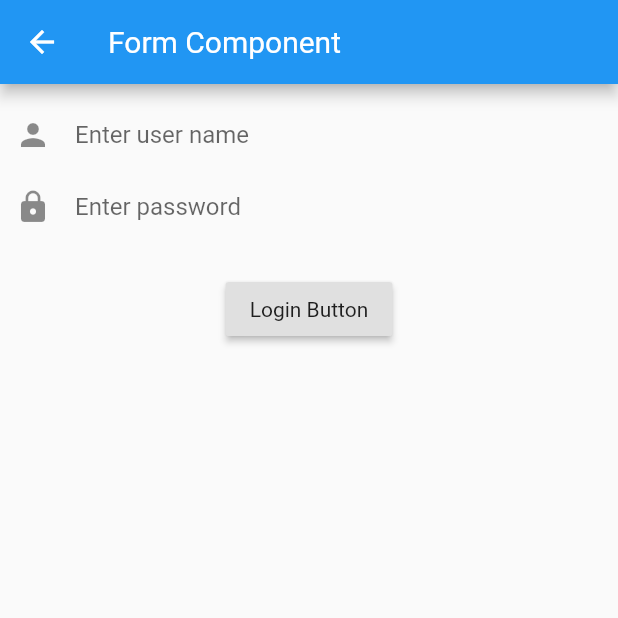
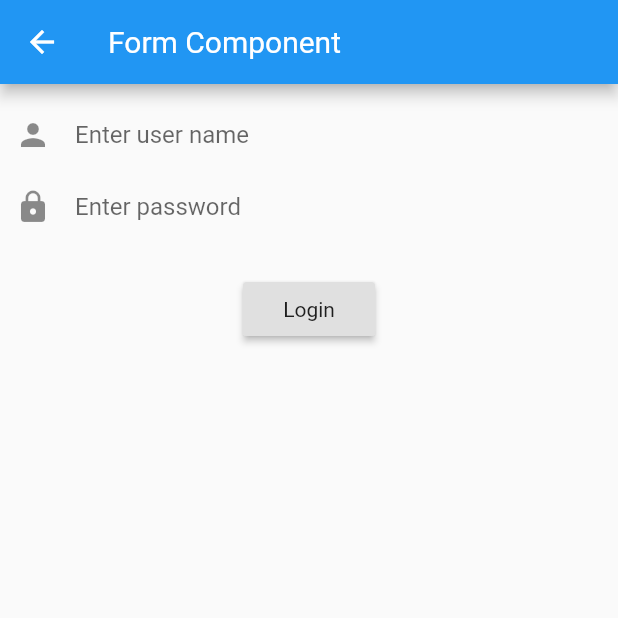
Before and after one commit to dineshnagarajandev/Flutter-UIKit, a Flutter app: the FormComponent screen opened by its route, on a phone screen of 412 x 824 dp, the top half of it. Run offline on Flutter 3.47's test engine with Material 2 defaults, Android fonts, the phone set to English and light mode, and no system bars.

Commit message:
reverted test update

```diff
--- a/lib/CustomWidgets/formcomponent.dart
+++ b/lib/CustomWidgets/formcomponent.dart
@@ -32,7 +32,7 @@ class FormComponent extends StatelessWidget {
               // AbsorbPointer(
                 // child:
                 RaisedButton(
-                child: Text('Login Button'),
+                child: Text('Login'),
                 onPressed: loginAction,
             ),
               // )
```
